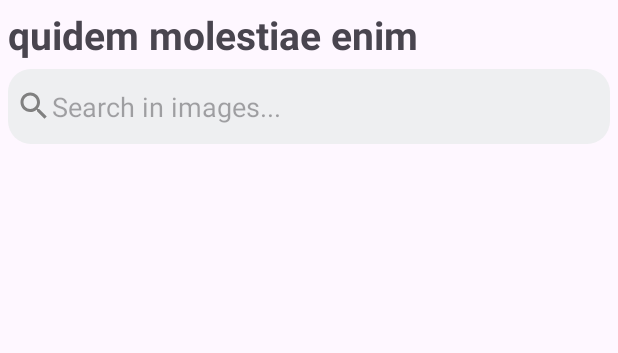
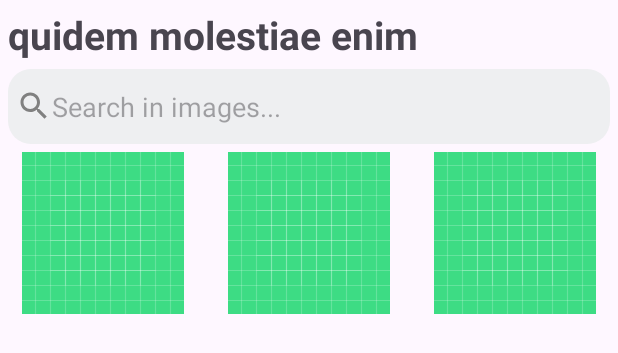
Before and after one commit to kerolosragaie/colors_app, an Android app: the layout activity_album_details.xml on its own in the app's theme, with its tools: preview values and no code run, on a phone screen of 412 x 824 dp. Shown: the top 353 px of the screen. Run offline under Robolectric (Android 15) with nearby library versions, the phone set to English and light mode, and no system bars.

Commit message:
fixing item_photo.xml size

```diff
--- a/app/src/main/res/layout/activity_album_details.xml
+++ b/app/src/main/res/layout/activity_album_details.xml
@@ -40,7 +40,10 @@
         android:layout_marginTop="5dp"
         android:numColumns="3"
         app:layout_constraintStart_toStartOf="parent"
-        app:layout_constraintTop_toBottomOf="@id/et_search" />
+        app:layout_constraintTop_toBottomOf="@id/et_search"
+        tools:listitem="@layout/item_photo"
+        android:gravity="center"
+        />
 
 
 </androidx.constraintlayout.widget.ConstraintLayout>
--- a/app/src/main/res/layout/item_photo.xml
+++ b/app/src/main/res/layout/item_photo.xml
@@ -1,12 +1,16 @@
 <?xml version="1.0" encoding="utf-8"?>
 <LinearLayout xmlns:android="http://schemas.android.com/apk/res/android"
+    xmlns:app="http://schemas.android.com/apk/res-auto"
+    xmlns:tools="http://schemas.android.com/tools"
     android:layout_width="wrap_content"
     android:layout_height="wrap_content">
 
-    <androidx.appcompat.widget.AppCompatImageView
+    <ImageView
         android:id="@+id/item_iv_photo"
-        android:layout_width="80dp"
-        android:layout_height="80dp"
-        android:layout_margin="4dp"/>
+        android:layout_width="match_parent"
+        android:layout_height="match_parent"
+        android:adjustViewBounds="true"
+        android:scaleType="fitXY"
+        tools:src="@drawable/ic_launcher_background" />
 
 </LinearLayout>
```
